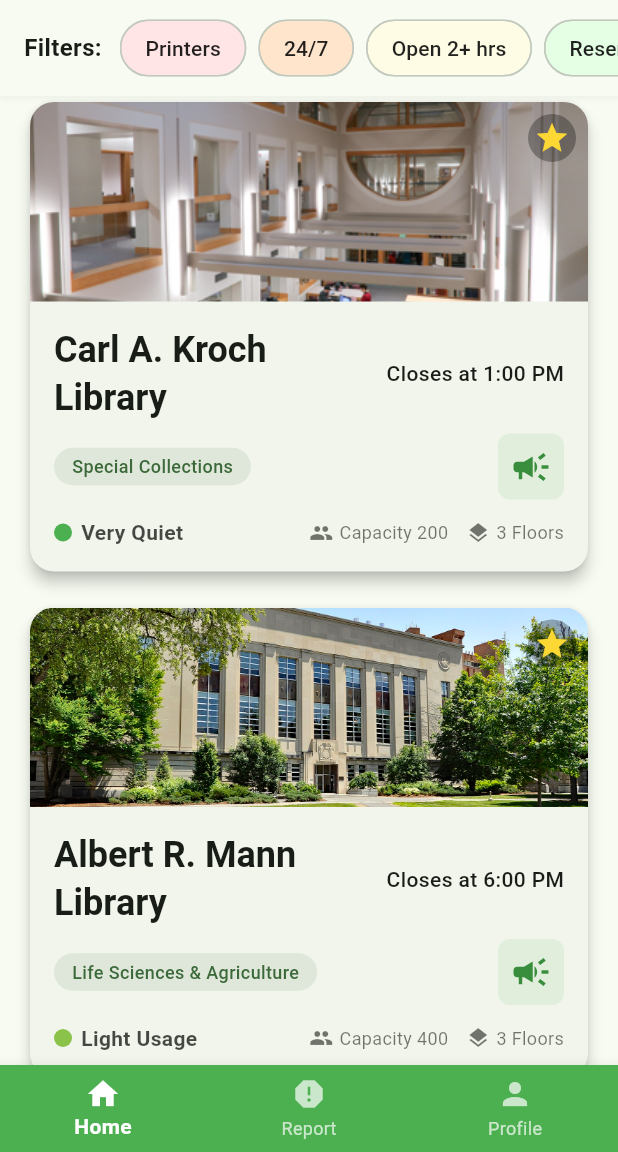
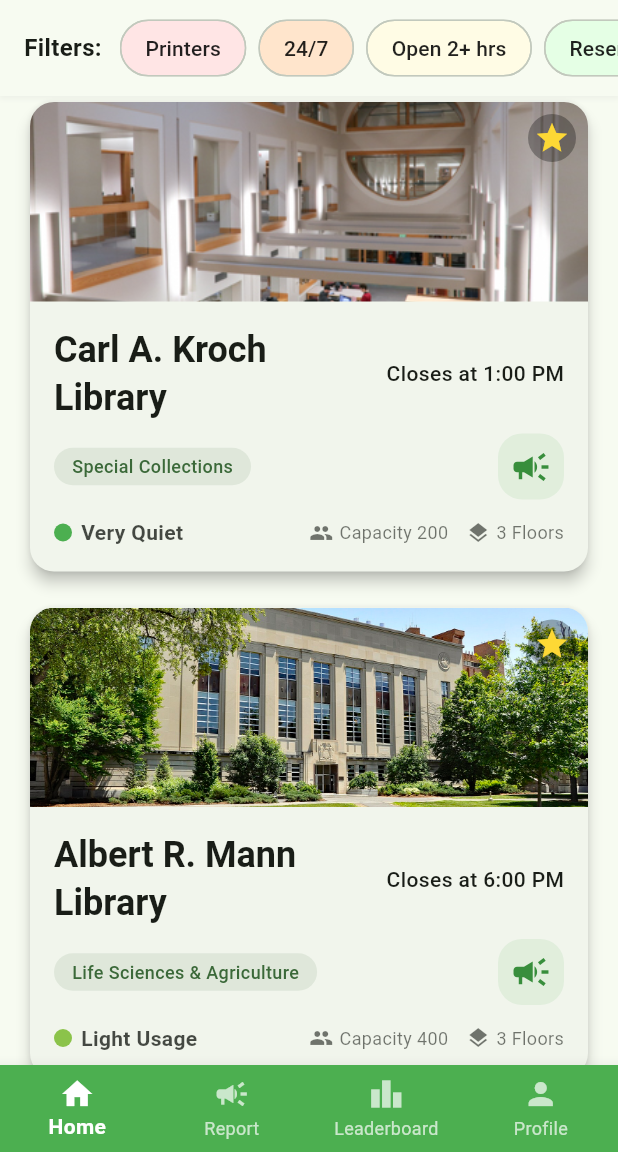
Before and after one commit to cycle4passion/StudySpacesApp, a Flutter app: the screen it shows after launch, item 2 of the bottom bar chosen, after a tap on the "arrow back" icon, on a phone screen of 412 x 824 dp, the part 84-1236 px from its top. Run offline on Flutter 3.47's test engine with Material 3 defaults, Android fonts, the light colour scheme and no system bars; our stand-ins replace shared_preferences, webview_flutter.

Commit message:
added Leaderboard

```diff
--- a/lib/data/libraries_data.dart
+++ b/lib/data/libraries_data.dart
@@ -179,6 +179,56 @@
         "phone": "(607) 255-2277"
       }
     ]
+  },
+  "leaderboard": {
+    "day": [
+      {"name": "j1843", "reports": 9},
+      {"name": "m2947", "reports": 8},
+      {"name": "k5729", "reports": 7},
+      {"name": "a3156", "reports": 6},
+      {"name": "r8491", "reports": 5},
+      {"name": "s7234", "reports": 4},
+      {"name": "d6082", "reports": 3},
+      {"name": "l9375", "reports": 2},
+      {"name": "p4618", "reports": 1},
+      {"name": "t1529", "reports": 1}
+    ],
+    "week": [
+      {"name": "j1843", "reports": 23},
+      {"name": "m2947", "reports": 19},
+      {"name": "k5729", "reports": 16},
+      {"name": "a3156", "reports": 14},
+      {"name": "r8491", "reports": 12},
+      {"name": "s7234", "reports": 10},
+      {"name": "d6082", "reports": 8},
+      {"name": "l9375", "reports": 6},
+      {"name": "p4618", "reports": 4},
+      {"name": "t1529", "reports": 3}
+    ],
+    "month": [
+      {"name": "j1843", "reports": 94},
+      {"name": "m2947", "reports": 87},
+      {"name": "k5729", "reports": 73},
+      {"name": "a3156", "reports": 66},
+      {"name": "r8491", "reports": 59},
+      {"name": "s7234", "reports": 45},
+      {"name": "d6082", "reports": 38},
+      {"name": "l9375", "reports": 29},
+      {"name": "p4618", "reports": 21},
+      {"name": "t1529", "reports": 15}
+    ],
+    "alltime": [
+      {"name": "j1843", "reports": 987},
+      {"name": "m2947", "reports": 834},
+      {"name": "k5729", "reports": 729},
+      {"name": "a3156", "reports": 651},
+      {"name": "r8491", "reports": 578},
+      {"name": "s7234", "reports": 492},
+      {"name": "d6082", "reports": 416},
+      {"name": "l9375", "reports": 353},
+      {"name": "p4618", "reports": 287},
+      {"name": "t1529", "reports": 194}
+    ]
   }
 }
 ''';
--- a/lib/models/library.dart
+++ b/lib/models/library.dart
@@ -86,3 +86,58 @@
     };
   }
 }
+
+class LeaderboardEntry {
+  final String name;
+  final int reports;
+
+  LeaderboardEntry({required this.name, required this.reports});
+
+  factory LeaderboardEntry.fromJson(Map<String, dynamic> json) {
+    return LeaderboardEntry(name: json['name'], reports: json['reports']);
+  }
+
+  Map<String, dynamic> toJson() {
+    return {'name': name, 'reports': reports};
+  }
+}
+
+class Leaderboard {
+  final List<LeaderboardEntry> day;
+  final List<LeaderboardEntry> week;
+  final List<LeaderboardEntry> month;
+  final List<LeaderboardEntry> alltime;
+
+  Leaderboard({
+    required this.day,
+    required this.week,
+    required this.month,
+    required this.alltime,
+  });
+
+  factory Leaderboard.fromJson(Map<String, dynamic> json) {
+    return Leaderboard(
+      day: (json['day'] as List)
+          .map((entry) => LeaderboardEntry.fromJson(entry))
+          .toList(),
+      week: (json['week'] as List)
+          .map((entry) => LeaderboardEntry.fromJson(entry))
+          .toList(),
+      month: (json['month'] as List)
+          .map((entry) => LeaderboardEntry.fromJson(entry))
+          .toList(),
+      alltime: (json['alltime'] as List)
+          .map((entry) => LeaderboardEntry.fromJson(entry))
+          .toList(),
+    );
+  }
+
+  Map<String, dynamic> toJson() {
+    return {
+      'day': day.map((entry) => entry.toJson()).toList(),
+      'week': week.map((entry) => entry.toJson()).toList(),
+      'month': month.map((entry) => entry.toJson()).toList(),
+      'alltime': alltime.map((entry) => entry.toJson()).toList(),
+    };
+  }
+}
--- a/lib/screens/home_screen.dart
+++ b/lib/screens/home_screen.dart
@@ -577,7 +577,7 @@
                                                         .withValues(alpha: 0.1),
                                                     borderRadius:
                                                         BorderRadius.circular(
-                                                          8,
+                                                          16,
                                                         ),
                                                   ),
                                                   child: Icon(
--- /dev/null
+++ b/lib/screens/leaderboard_screen.dart
@@ -0,0 +1,445 @@
+import 'package:flutter/material.dart';
+import 'dart:convert';
+import '../data/libraries_data.dart';
+
+class LeaderboardEntry {
+  final String name;
+  final int reports;
+
+  LeaderboardEntry({required this.name, required this.reports});
+
+  factory LeaderboardEntry.fromJson(Map<String, dynamic> json) {
+    return LeaderboardEntry(name: json['name'], reports: json['reports']);
+  }
+}
+
+class LeaderboardScreen extends StatefulWidget {
+  final VoidCallback? onHomePressed;
+  final Function(int)? onTabTapped;
+  final int? currentIndex;
+
+  const LeaderboardScreen({
+    super.key,
+    this.onHomePressed,
+    this.onTabTapped,
+    this.currentIndex,
+  });
+
+  @override
+  State<LeaderboardScreen> createState() => _LeaderboardScreenState();
+}
+
+class _LeaderboardScreenState extends State<LeaderboardScreen>
+    with TickerProviderStateMixin {
+  String selectedPeriod = 'Week';
+  final List<String> periods = ['Day', 'Week', 'Month', 'All Time'];
+  late AnimationController _slideController;
+  late Animation<Offset> _slideAnimation;
+  int _previousIndex = 1; // Default to 'Week' index
+
+  @override
+  void initState() {
+    super.initState();
+    _slideController = AnimationController(
+      duration: const Duration(milliseconds: 300),
+      vsync: this,
+    );
+    _slideAnimation = Tween<Offset>(begin: Offset.zero, end: Offset.zero)
+        .animate(
+          CurvedAnimation(parent: _slideController, curve: Curves.easeInOut),
+        );
+  }
+
+  @override
+  void dispose() {
+    _slideController.dispose();
+    super.dispose();
+  }
+
+  void _animateToNewPeriod(String newPeriod) {
+    final newIndex = periods.indexOf(newPeriod);
+    final isMovingRight = newIndex > _previousIndex;
+
+    // Set the starting position based on direction
+    _slideAnimation =
+        Tween<Offset>(
+          begin: isMovingRight
+              ? const Offset(1.0, 0.0)
+              : const Offset(-1.0, 0.0),
+          end: Offset.zero,
+        ).animate(
+          CurvedAnimation(parent: _slideController, curve: Curves.easeInOut),
+        );
+
+    setState(() {
+      selectedPeriod = newPeriod;
+      _previousIndex = newIndex;
+    });
+
+    _slideController.reset();
+    _slideController.forward();
+  }
+
+  List<LeaderboardEntry> get currentLeaderboard {
+    final data = json.decode(librariesJson);
+    final leaderboardData = data['leaderboard'];
+
+    List<dynamic> entries;
+    switch (selectedPeriod) {
+      case 'Day':
+        entries = leaderboardData['day'];
+        break;
+      case 'Week':
+        entries = leaderboardData['week'];
+        break;
+      case 'Month':
+        entries = leaderboardData['month'];
+        break;
+      case 'All Time':
+        entries = leaderboardData['alltime'];
+        break;
+      default:
+        entries = leaderboardData['week'];
+    }
+
+    return entries.map((entry) => LeaderboardEntry.fromJson(entry)).toList();
+  }
+
+  @override
+  Widget build(BuildContext context) {
+    return Scaffold(
+      appBar: AppBar(
+        leading: IconButton(
+          icon: const Icon(Icons.arrow_back, color: Colors.white),
+          onPressed: () {
+            if (widget.onHomePressed != null) {
+              widget.onHomePressed!();
+            } else {
+              Navigator.of(context).pop();
+            }
+          },
+        ),
+        title: const Text(
+          'Leaderboard',
+          style: TextStyle(fontWeight: FontWeight.bold, color: Colors.white),
+        ),
+        backgroundColor: Colors.green,
+        elevation: 0,
+      ),
+      body: Column(
+        children: [
+          // Segmented Control
+          Container(
+            margin: const EdgeInsets.fromLTRB(
+              12, // Reduced from 16
+              12, // Reduced from 16
+              12, // Reduced from 16
+              6, // Reduced from 8
+            ),
+            padding: const EdgeInsets.all(4), // Reduced from 6
+            decoration: BoxDecoration(
+              color: Colors.green.withValues(
+                alpha: 0.1,
+              ), // Very light green instead of grey
+              borderRadius: BorderRadius.circular(25),
+              border: Border.all(color: Colors.grey.shade300, width: 1),
+              boxShadow: [
+                BoxShadow(
+                  color: Colors.black.withValues(alpha: 0.05),
+                  blurRadius: 8,
+                  offset: const Offset(0, 2),
+                ),
+              ],
+            ),
+            child: LayoutBuilder(
+              builder: (context, constraints) {
+                final itemWidth =
+                    constraints.maxWidth /
+                    periods.length; // Equal width distribution
+                final selectedIndex = periods.indexOf(selectedPeriod);
+
+                return SizedBox(
+                  height: 44, // Fixed height for the entire segmented control
+                  child: Stack(
+                    children: [
+                      // Animated background pill
+                      AnimatedPositioned(
+                        duration: const Duration(milliseconds: 300),
+                        curve: Curves.easeInOut,
+                        left:
+                            selectedIndex * itemWidth + 4, // Add padding offset
+                        top: 4,
+                        bottom: 4,
+                        width:
+                            itemWidth - 8, // Account for padding on both sides
+                        child: Container(
+                          decoration: BoxDecoration(
+                            color: Colors.green,
+                            borderRadius: BorderRadius.circular(18),
+                            boxShadow: [
+                              BoxShadow(
+                                color: Colors.green.withValues(alpha: 0.4),
+                                blurRadius: 8,
+                                offset: const Offset(0, 3),
+                              ),
+                              BoxShadow(
+                                color: Colors.white.withValues(alpha: 0.8),
+                                blurRadius: 4,
+                                offset: const Offset(0, -1),
+                              ),
+                            ],
+                          ),
+                        ),
+                      ),
+                      // Text buttons
+                      Row(
+                        children: periods.map((period) {
+                          final isSelected = selectedPeriod == period;
+                          return SizedBox(
+                            width: itemWidth, // Fixed width for each button
+                            height: 44, // Match the container height
+                            child: MouseRegion(
+                              cursor: SystemMouseCursors.click,
+                              child: GestureDetector(
+                                onTap: () {
+                                  _animateToNewPeriod(period);
+                                },
+                                child: Center(
+                                  child: AnimatedDefaultTextStyle(
+                                    duration: const Duration(milliseconds: 200),
+                                    style: TextStyle(
+                                      color: isSelected
+                                          ? Colors.white
+                                          : Colors.grey.shade600,
+                                      fontWeight: isSelected
+                                          ? FontWeight.w700
+                                          : FontWeight.w500,
+                                      fontSize: 13,
+                                      letterSpacing: 0.3,
+                                    ),
+                                    child: Text(
+                                      period,
+                                      textAlign: TextAlign.center,
+                                    ),
+                                  ),
+                                ),
+                              ),
+                            ),
+                          );
+                        }).toList(),
+                      ),
+                    ],
+                  ),
+                );
+              },
+            ),
+          ),
+
+          // Leaderboard List
+          Expanded(
+            child: SlideTransition(
+              position: _slideAnimation,
+              child: Container(
+                margin: const EdgeInsets.fromLTRB(
+                  12, // Reduced from 16
+                  6, // Reduced from 8
+                  12, // Reduced from 16
+                  16,
+                ),
+                decoration: BoxDecoration(
+                  color: Colors.white,
+                  borderRadius: BorderRadius.circular(20),
+                  boxShadow: [
+                    BoxShadow(
+                      color: Colors.grey.withValues(alpha: 0.1),
+                      blurRadius: 10,
+                      offset: const Offset(0, 4),
+                    ),
+                  ],
+                ),
+                child: ListView.separated(
+                  padding: const EdgeInsets.all(8), // Reduced from 12
+                  itemCount: currentLeaderboard.length,
+                  separatorBuilder: (context, index) => Divider(
+                    color: Colors.grey.shade200,
+                    thickness: 1,
+                    height: 1,
+                  ),
+                  itemBuilder: (context, index) {
+                    final entry = currentLeaderboard[index];
+                    final rank = index + 1;
+
+                    return Container(
+                      padding: const EdgeInsets.symmetric(
+                        vertical: 4,
+                      ), // Reduced from 8
+                      decoration: BoxDecoration(
+                        color: Colors.white, // Remove colored backgrounds
+                        borderRadius: rank == 1
+                            ? const BorderRadius.only(
+                                topLeft: Radius.circular(16),
+                                topRight: Radius.circular(16),
+                              )
+                            : rank == currentLeaderboard.length
+                            ? const BorderRadius.only(
+                                bottomLeft: Radius.circular(16),
+                                bottomRight: Radius.circular(16),
+                              )
+                            : null,
+                      ),
+                      child: ListTile(
+                        contentPadding: const EdgeInsets.symmetric(
+                          horizontal: 8, // Reduced from 12
+                          vertical: 0, // Reduced from 2
+                        ),
+                        leading: Row(
+                          mainAxisSize: MainAxisSize.min,
+                          children: [
+                            Container(
+                              width: 32, // Reduced from 36
+                              height: 32, // Reduced from 36
+                              decoration: BoxDecoration(
+                                color: _getRankBadgeColor(rank),
+                                shape: BoxShape.circle,
+                                boxShadow: [
+                                  BoxShadow(
+                                    color: _getRankBadgeColor(
+                                      rank,
+                                    ).withValues(alpha: 0.3),
+                                    blurRadius: 6,
+                                    offset: const Offset(0, 2),
+                                  ),
+                                ],
+                              ),
+                              child: Center(
+                                child: Text(
+                                  '$rank',
+                                  style: const TextStyle(
+                                    color: Colors.white,
+                                    fontWeight: FontWeight.bold,
+                                    fontSize: 10, // Smaller to fit #1, #2, etc.
+                                  ),
+                                ),
+                              ),
+                            ),
+                            if (rank <= 3) ...[
+                              const SizedBox(width: 8),
+                              Icon(
+                                _getRankIcon(rank),
+                                color: _getRankIconColor(rank),
+                                size: 20,
+                              ),
+                            ],
+                          ],
+                        ),
+                        title: Text(
+                          entry.name,
+                          style: TextStyle(
+                            fontWeight: FontWeight.bold,
+                            fontSize: 15, // Reduced from 16
+                            color:
+                                Colors.grey.shade800, // Consistent text color
+                          ),
+                        ),
+                        trailing: Container(
+                          padding: const EdgeInsets.symmetric(
+                            horizontal: 8, // Reduced from 10
+                            vertical: 3, // Reduced from 4
+                          ),
+                          decoration: BoxDecoration(
+                            color: Colors.green.withValues(
+                              alpha: 0.1,
+                            ), // Consistent badge color
+                            borderRadius: BorderRadius.circular(20),
+                          ),
+                          child: Text(
+                            '${entry.reports}',
+                            style: const TextStyle(
+                              fontWeight: FontWeight.bold,
+                              fontSize: 13, // Reduced from 14
+                              color: Colors.green, // Consistent text color
+                            ),
+                          ),
+                        ),
+                      ),
+                    );
+                  },
+                ),
+              ),
+            ),
+          ),
+        ],
+      ),
+      bottomNavigationBar: widget.onTabTapped != null
+          ? BottomNavigationBar(
+              currentIndex: widget.currentIndex ?? 0,
+              onTap: widget.onTabTapped,
+              type: BottomNavigationBarType.fixed,
+              backgroundColor: Colors.green,
+              selectedItemColor: Theme.of(context).colorScheme.onPrimary,
+              unselectedItemColor: Theme.of(
+                context,
+              ).colorScheme.onPrimary.withValues(alpha: 0.7),
+              selectedLabelStyle: const TextStyle(fontWeight: FontWeight.bold),
+              unselectedLabelStyle: const TextStyle(
+                fontWeight: FontWeight.normal,
+              ),
+              items: const [
+                BottomNavigationBarItem(icon: Icon(Icons.home), label: 'Home'),
+                BottomNavigationBarItem(
+                  icon: Icon(Icons.campaign),
+                  label: 'Report',
+                ),
+                BottomNavigationBarItem(
+                  icon: Icon(Icons.leaderboard),
+                  label: 'Leaderboard',
+                ),
+                BottomNavigationBarItem(
+                  icon: Icon(Icons.person),
+                  label: 'Profile',
+                ),
+              ],
+            )
+          : null,
+    );
+  }
+
+  Color _getRankBadgeColor(int rank) {
+    switch (rank) {
+      case 1:
+        return Colors.green; // Green background for consistency
+      case 2:
+        return Colors.green; // Green background for consistency
+      case 3:
+        return Colors.green; // Green background for consistency
+      default:
+        return Colors.green;
+    }
+  }
+
+  IconData _getRankIcon(int rank) {
+    switch (rank) {
+      case 1:
+        return Icons.emoji_events; // Trophy
+      case 2:
+        return Icons.military_tech; // Medal
+      case 3:
+        return Icons.workspace_premium; // Bronze medal
+      default:
+        return Icons.star;
+    }
+  }
+
+  Color _getRankIconColor(int rank) {
+    switch (rank) {
+      case 1:
+        return const Color(0xFFFFD700); // Gold
+      case 2:
+        return const Color(0xFFC0C0C0); // Silver
+      case 3:
+        return const Color(0xFFCD7F32); // Bronze
+      default:
+        return Colors.green;
+    }
+  }
+}
--- a/lib/screens/main_navigation_screen.dart
+++ b/lib/screens/main_navigation_screen.dart
@@ -1,6 +1,7 @@
 import 'package:flutter/material.dart';
 import 'home_screen.dart';
 import 'report_screen.dart';
+import 'leaderboard_screen.dart';
 import 'profile_screen.dart';
 
 class MainNavigationScreen extends StatefulWidget {
@@ -39,10 +40,9 @@
         onThemeToggle: widget.onThemeToggle,
         isDarkMode: widget.isDarkMode,
         onHomePressed: _goToHome,
-        onTabTapped: _onTabTapped,
-        currentIndex: _currentIndex,
       ),
       ReportScreen(onHomePressed: _goToHome),
+      LeaderboardScreen(onHomePressed: _goToHome),
       ProfileScreen(onHomePressed: _goToHome),
     ];
 
@@ -61,7 +61,11 @@
         unselectedLabelStyle: const TextStyle(fontWeight: FontWeight.normal),
         items: const [
           BottomNavigationBarItem(icon: Icon(Icons.home), label: 'Home'),
-          BottomNavigationBarItem(icon: Icon(Icons.report), label: 'Report'),
+          BottomNavigationBarItem(icon: Icon(Icons.campaign), label: 'Report'),
+          BottomNavigationBarItem(
+            icon: Icon(Icons.leaderboard),
+            label: 'Leaderboard',
+          ),
           BottomNavigationBarItem(icon: Icon(Icons.person), label: 'Profile'),
         ],
       ),
```
Also changed, not shown: 3 other files.
